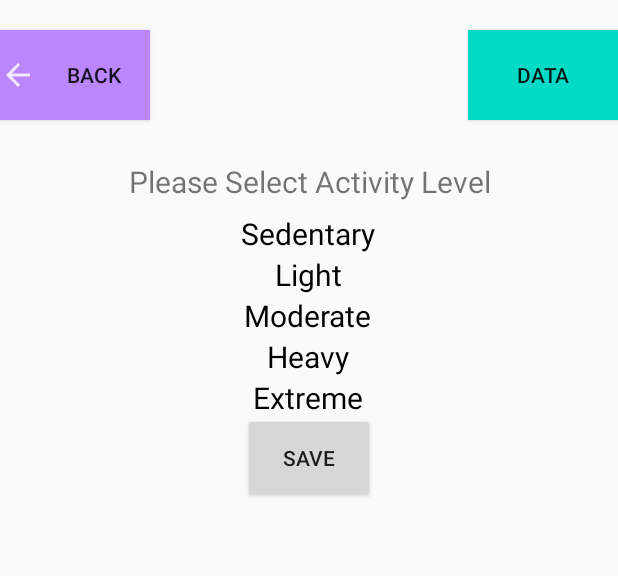
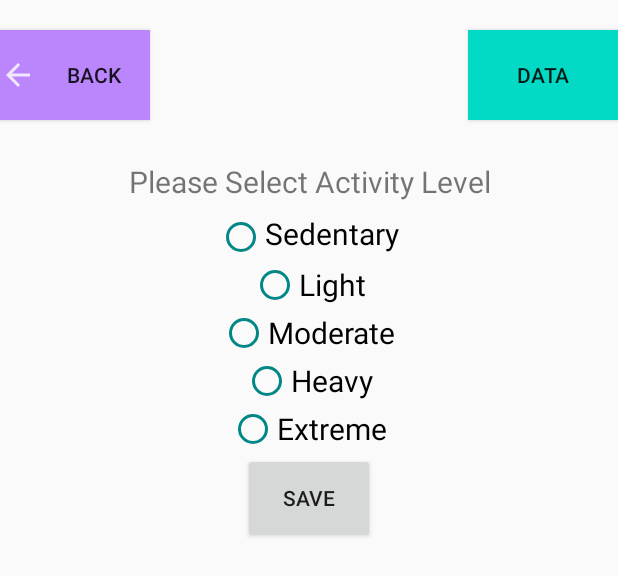
Before and after one commit to Mayonaise123/MESA_App_2021, an Android app: the layout activity_more_info.xml on its own in the app's theme, with its tools: preview values and no code run, on a phone screen of 412 x 824 dp. Shown: the top 576 px of the screen. Run offline under Robolectric (Android 15) with nearby library versions, the phone set to English and light mode, and no system bars.

Commit message:
Added radio buttons to activity_more_info.xml

```diff
--- a/app/src/main/res/layout/activity_more_info.xml
+++ b/app/src/main/res/layout/activity_more_info.xml
@@ -46,7 +46,7 @@
     <RadioGroup
         android:id="@+id/levelsExercise"
         android:layout_width="wrap_content"
-        android:layout_height="133dp"
+        android:layout_height="wrap_content"
         android:layout_below="@+id/selectText"
         android:layout_alignParentTop="false"
         android:layout_alignParentRight="false"
@@ -60,7 +60,6 @@
             android:id="@+id/sedentary"
             android:layout_width="wrap_content"
             android:layout_height="wrap_content"
-            android:button="@null"
             android:buttonTint="@color/teal_700"
             android:checked="false"
             android:gravity="center_horizontal"
@@ -71,7 +70,6 @@
             android:id="@+id/light"
             android:layout_width="wrap_content"
             android:layout_height="wrap_content"
-            android:button="@null"
             android:buttonTint="@color/teal_700"
             android:checked="false"
             android:text="Light"
@@ -81,7 +79,6 @@
             android:id="@+id/moderate"
             android:layout_width="wrap_content"
             android:layout_height="wrap_content"
-            android:button="@null"
             android:buttonTint="@color/teal_700"
             android:checked="false"
             android:text="Moderate"
@@ -91,7 +88,6 @@
             android:id="@+id/heavy"
             android:layout_width="wrap_content"
             android:layout_height="wrap_content"
-            android:button="@null"
             android:buttonTint="@color/teal_700"
             android:checked="false"
             android:text="Heavy"
@@ -101,7 +97,6 @@
             android:id="@+id/extreme"
             android:layout_width="wrap_content"
             android:layout_height="wrap_content"
-            android:button="@null"
             android:buttonTint="@color/teal_700"
             android:checked="false"
             android:text="Extreme"
@@ -109,12 +104,12 @@
     </RadioGroup>
 
     <Button
+        android:id="@+id/save"
         android:layout_width="wrap_content"
         android:layout_height="60dp"
+        android:layout_below="@id/levelsExercise"
         android:layout_centerHorizontal="true"
-        android:layout_below="@id/levelsExercise"
-        android:text="Save"
-        android:id="@+id/save"/>
+        android:text="Save" />
 
     <ImageView
         android:id="@+id/moreInfoImage1"
```
